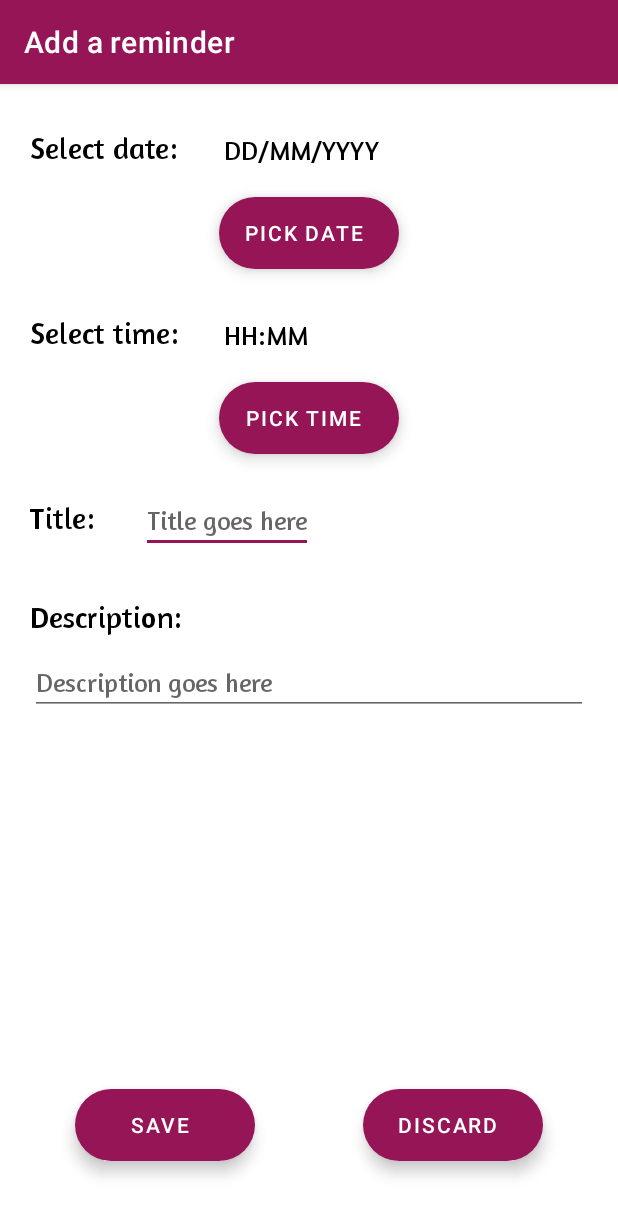
After one commit to ashwin1241/TnR, an Android app: the Add_Reminder screen opened directly, with no data from a screen before it, on a phone screen of 412 x 824 dp. The commit adds this screen. Shown: the top 1216 px of the screen. Run offline under Robolectric (Android 15) with nearby library versions, the phone set to English and light mode, and no system bars.

Commit message:
Basic reminder adding done

```diff
--- /dev/null
+++ b/app/src/main/java/com/tnr/Add_Reminder.java
@@ -0,0 +1,165 @@
+package com.tnr;
+
+import androidx.appcompat.app.AlertDialog;
+import androidx.appcompat.app.AppCompatActivity;
+
+import android.app.DatePickerDialog;
+import android.app.TimePickerDialog;
+import android.content.DialogInterface;
+import android.content.Intent;
+import android.content.SharedPreferences;
+import android.os.Bundle;
+import android.text.format.DateFormat;
+import android.view.View;
+import android.widget.DatePicker;
+import android.widget.EditText;
+import android.widget.TextView;
+import android.widget.TimePicker;
+import android.widget.Toast;
+
+import com.google.android.material.floatingactionbutton.ExtendedFloatingActionButton;
+import com.google.gson.Gson;
+import com.google.gson.reflect.TypeToken;
+
+import java.lang.reflect.Type;
+import java.text.SimpleDateFormat;
+import java.util.ArrayList;
+import java.util.Calendar;
+import java.util.List;
+
+public class Add_Reminder extends AppCompatActivity {
+
+    private List<Reminder_card_data> remlList;
+    private TextView date;
+    private TextView time;
+    private ExtendedFloatingActionButton date_choose;
+    private ExtendedFloatingActionButton time_choose;
+    private ExtendedFloatingActionButton save_changes;
+    private ExtendedFloatingActionButton discard_changes;
+    private EditText description;
+    private EditText title;
+    private String rem_time = null;
+    private String rem_date = null;
+
+    @Override
+    protected void onCreate(Bundle savedInstanceState) {
+        super.onCreate(savedInstanceState);
+        setContentView(R.layout.activity_add_reminder);
+        getSupportActionBar().setTitle("Add a reminder");
+
+        loadData();
+
+        date = findViewById(R.id.selected_date);
+        time = findViewById(R.id.selected_time);
+        date_choose = findViewById(R.id.date_chooser);
+        time_choose = findViewById(R.id.time_chooser);
+        save_changes = findViewById(R.id.save_changes);
+        discard_changes = findViewById(R.id.discard_changes);
+        description = findViewById(R.id.rem_desc);
+        title = findViewById(R.id.rem_title);
+
+        Calendar calendar = Calendar.getInstance();
+        final int year = calendar.get(Calendar.YEAR);
+        final int month = calendar.get(Calendar.MONTH);
+        final int day = calendar.get(Calendar.DAY_OF_MONTH);
+
+        discard_changes.setOnClickListener(new View.OnClickListener() {
+            @Override
+            public void onClick(View v) {
+                AlertDialog.Builder builder = new AlertDialog.Builder(Add_Reminder.this);
+                builder.setTitle("Discard changes")
+                .setMessage("Are you sure you want to discard changes?")
+                .setNegativeButton("Cancel", new DialogInterface.OnClickListener() {
+                     @Override
+                     public void onClick(DialogInterface dialog, int which) {
+
+                     }
+                })
+                .setPositiveButton("Yes", new DialogInterface.OnClickListener() {
+                    @Override
+                    public void onClick(DialogInterface dialog, int which) {
+                        Intent intent = new Intent(Add_Reminder.this,Reminders.class);
+                        startActivity(intent);
+                    }
+                })
+                ;
+                builder.create().show();
+            }
+        });
+
+        date_choose.setOnClickListener(new View.OnClickListener() {
+            @Override
+            public void onClick(View v) {
+                DatePickerDialog datePickerDialog = new DatePickerDialog(Add_Reminder.this, new DatePickerDialog.OnDateSetListener() {
+                    @Override
+                    public void onDateSet(DatePicker view, int year, int month, int day) {
+                        month = month+1;
+                        rem_date = day+"/"+month+"/"+year;
+                        date.setText(rem_date);
+                    }
+                },year,month,day);
+                datePickerDialog.show();
+            }
+        });
+
+        time_choose.setOnClickListener(new View.OnClickListener() {
+            @Override
+            public void onClick(View v) {
+                TimePickerDialog timePickerDialog = new TimePickerDialog(Add_Reminder.this, new TimePickerDialog.OnTimeSetListener() {
+                    @Override
+                    public void onTimeSet(TimePicker view, int hourOfDay, int minute) {
+                        Calendar calendar1 = Calendar.getInstance();
+                        calendar1.set(year,month,day,hourOfDay,minute);
+                        rem_time = String.valueOf(DateFormat.format("hh:mm",calendar1));
+                        time.setText(DateFormat.format("HH:mm",calendar1));
+                    }
+                },0,0,true);
+                timePickerDialog.show();
+            }
+        });
+
+        save_changes.setOnClickListener(new View.OnClickListener() {
+            @Override
+            public void onClick(View v) {
+                if(!(rem_date==null||rem_time==null))
+                {
+                    remlList.add(remlList.size(),new Reminder_card_data(System.currentTimeMillis(),title.getText().toString().trim(),description.getText().toString().trim(),rem_date,rem_time));
+                    saveData();
+                    Toast.makeText(Add_Reminder.this, "Reminder saved", Toast.LENGTH_SHORT).show();
+                    Intent intent = new Intent(Add_Reminder.this,Reminders.class);
+                    startActivity(intent);
+                    finish();
+                }
+                else
+                {
+                    Toast.makeText(Add_Reminder.this, "Date and Time need to be set", Toast.LENGTH_SHORT).show();
+                }
+            }
+        });
+
+    }
+
+    private void loadData()
+    {
+        SharedPreferences sharedPreferences = getSharedPreferences("reminder_activity_sp",MODE_PRIVATE);
+        Gson gson = new Gson();
+        String json = sharedPreferences.getString("doc_list",null);
+        Type type = new TypeToken<ArrayList<Reminder_card_data>>(){}.getType();
+        remlList = gson.fromJson(json,type);
+        if(remlList==null)
+        {
+            remlList = new ArrayList<Reminder_card_data>();
+        }
+    }
+
+    private void saveData()
+    {
+        SharedPreferences sharedPreferences = getSharedPreferences("reminder_activity_sp",MODE_PRIVATE);
+        SharedPreferences.Editor editor = sharedPreferences.edit();
+        Gson gson = new Gson();
+        String json = gson.toJson(remlList);
+        editor.putString("doc_list",json);
+        editor.apply();
+    }
+
+}
--- a/app/src/main/java/com/tnr/Reminder_Adapter.java
+++ b/app/src/main/java/com/tnr/Reminder_Adapter.java
@@ -63,7 +63,7 @@ public class Reminder_Adapter extends RecyclerView.Adapter<Reminder_Adapter.Remi
     public void onBindViewHolder(@NonNull Reminder_Adapter.Reminder_View_Holder holder, int position) {
         Reminder_card_data currentCard = arrayList.get(position);
         holder.title.setText(currentCard.getTitle());
-        holder.index.setText(String.valueOf(currentCard.getIndex())+")");
+        holder.index.setText(String.valueOf(position+1)+")");
         holder.itemView.setOnClickListener(new View.OnClickListener() {
             @Override
             public void onClick(View v) {
--- /dev/null
+++ b/app/src/main/res/layout/activity_add_reminder.xml
@@ -0,0 +1,153 @@
+<?xml version="1.0" encoding="utf-8"?>
+<RelativeLayout xmlns:android="http://schemas.android.com/apk/res/android"
+    xmlns:app="http://schemas.android.com/apk/res-auto"
+    xmlns:tools="http://schemas.android.com/tools"
+    android:layout_width="match_parent"
+    android:layout_height="match_parent"
+    tools:context=".Add_Reminder">
+
+    <TextView
+        android:id="@+id/rem_date"
+        android:layout_width="wrap_content"
+        android:layout_height="wrap_content"
+        android:layout_marginStart="20dp"
+        android:layout_marginTop="30dp"
+        android:fontFamily="@font/amaranth"
+        android:text="Select date:"
+        android:textSize="20dp"
+        android:textColor="@color/black"/>
+
+    <TextView
+        android:id="@+id/selected_date"
+        android:layout_width="wrap_content"
+        android:layout_height="wrap_content"
+        android:layout_toRightOf="@id/rem_date"
+        android:text="DD/MM/YYYY"
+        android:layout_marginTop="33dp"
+        android:fontFamily="@font/amaranth"
+        android:layout_marginStart="30dp"
+        android:textSize="17dp"
+        android:textColor="@color/black"/>
+
+    <com.google.android.material.floatingactionbutton.ExtendedFloatingActionButton
+        android:id="@+id/date_chooser"
+        android:layout_width="wrap_content"
+        android:layout_height="wrap_content"
+        android:layout_below="@id/selected_date"
+        android:layout_marginTop="20dp"
+        android:layout_centerHorizontal="true"
+        android:text="Pick Date"
+        android:textAlignment="center"/>
+
+    <TextView
+        android:id="@+id/rem_time"
+        android:layout_width="wrap_content"
+        android:layout_height="wrap_content"
+        android:layout_below="@id/date_chooser"
+        android:layout_marginStart="20dp"
+        android:layout_marginTop="30dp"
+        android:fontFamily="@font/amaranth"
+        android:text="Select time:"
+        android:textSize="20dp"
+        android:textColor="@color/black"/>
+
+    <TextView
+        android:id="@+id/selected_time"
+        android:layout_width="wrap_content"
+        android:layout_height="wrap_content"
+        android:layout_toRightOf="@id/rem_time"
+        android:layout_below="@id/date_chooser"
+        android:text="HH:MM"
+        android:layout_marginTop="33dp"
+        android:fontFamily="@font/amaranth"
+        android:layout_marginStart="30dp"
+        android:textSize="17dp"
+        android:textColor="@color/black"/>
+
+    <com.google.android.material.floatingactionbutton.ExtendedFloatingActionButton
+        android:id="@+id/time_chooser"
+        android:layout_width="wrap_content"
+        android:layout_height="wrap_content"
+        android:layout_below="@id/selected_time"
+        android:layout_marginTop="20dp"
+        android:layout_centerHorizontal="true"
+        android:text="Pick Time"
+        android:textAlignment="center"/>
+
+    <TextView
+        android:id="@+id/rem_title_column"
+        android:layout_width="wrap_content"
+        android:layout_height="wrap_content"
+        android:layout_below="@id/time_chooser"
+        android:layout_marginStart="20dp"
+        android:layout_marginTop="30dp"
+        android:fontFamily="@font/amaranth"
+        android:text="Title:"
+        android:textSize="20dp"
+        android:textColor="@color/black"/>
+
+    <EditText
+        android:id="@+id/rem_title"
+        android:layout_width="wrap_content"
+        android:layout_height="wrap_content"
+        android:layout_marginEnd="20dp"
+        android:layout_toRightOf="@id/rem_title_column"
+        android:layout_marginStart="30dp"
+        android:layout_below="@id/time_chooser"
+        android:layout_marginTop="23dp"
+        android:fontFamily="@font/amaranth"
+        android:textSize="17dp"
+        android:textColor="@color/black"
+        android:hint="Title goes here"
+        android:maxLines="1"
+        android:ellipsize="end"/>
+
+    <TextView
+        android:id="@+id/rem_desc_column"
+        android:layout_width="wrap_content"
+        android:layout_height="wrap_content"
+        android:layout_below="@id/rem_title"
+        android:layout_marginStart="20dp"
+        android:layout_marginTop="30dp"
+        android:fontFamily="@font/amaranth"
+        android:text="Description:"
+        android:textSize="20dp"
+        android:textColor="@color/black"/>
+
+    <EditText
+        android:id="@+id/rem_desc"
+        android:layout_width="match_parent"
+        android:layout_height="wrap_content"
+        android:layout_below="@id/rem_desc_column"
+        android:fontFamily="@font/amaranth"
+        android:textSize="17dp"
+        android:textColor="@color/black"
+        android:hint="Description goes here"
+        android:layout_marginTop="10dp"
+        android:layout_marginStart="20dp"
+        android:layout_marginEnd="20dp"
+        android:maxLines="7"
+        android:ellipsize="end"/>
+
+    <com.google.android.material.floatingactionbutton.ExtendedFloatingActionButton
+        android:id="@+id/save_changes"
+        android:layout_width="wrap_content"
+        android:layout_height="wrap_content"
+        android:layout_alignParentBottom="true"
+        android:text="Save"
+        android:textAlignment="center"
+        android:layout_marginStart="50dp"
+        android:layout_marginBottom="50dp"/>
+
+    <com.google.android.material.floatingactionbutton.ExtendedFloatingActionButton
+        android:id="@+id/discard_changes"
+        android:layout_width="wrap_content"
+        android:layout_height="wrap_content"
+        android:layout_alignParentBottom="true"
+        android:layout_alignParentEnd="true"
+        android:text="Discard"
+        android:textAlignment="center"
+        android:layout_marginEnd="50dp"
+        android:layout_marginBottom="50dp"/>
+
+</RelativeLayout>
```
Also changed, not shown: app/src/main/AndroidManifest.xml (+20 -10 lines), app/src/main/java/com/tnr/Reminder_Preview.java (added, +58 -0 lines), app/src/main/java/com/tnr/Reminder_card_data.java (+33 -12 lines), app/src/main/java/com/tnr/Reminders.java (+47 -4 lines), app/src/main/res/layout/activity_reminder_preview.xml (added, +9 -0 lines).
